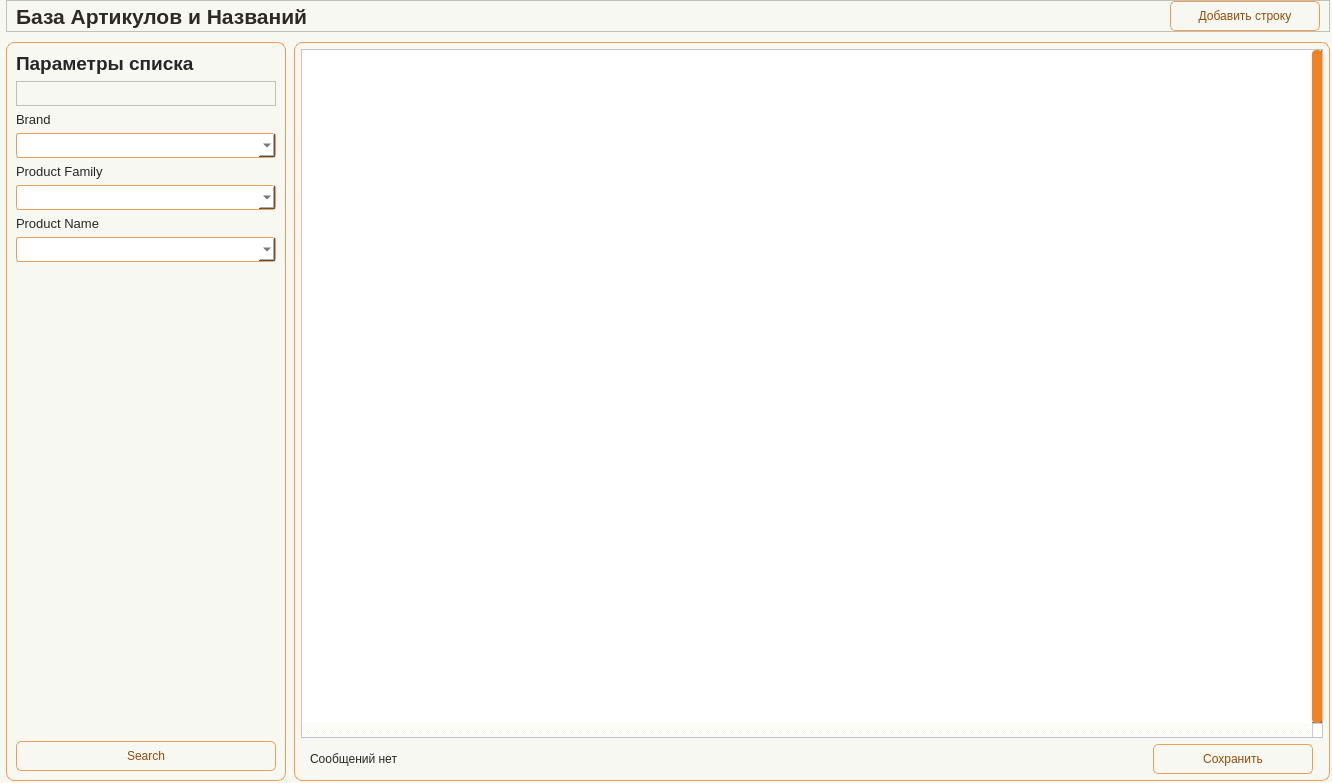
Old version of the form app/ui/windows/prod_articles.ui in the repository Masik84/Procurement_app.
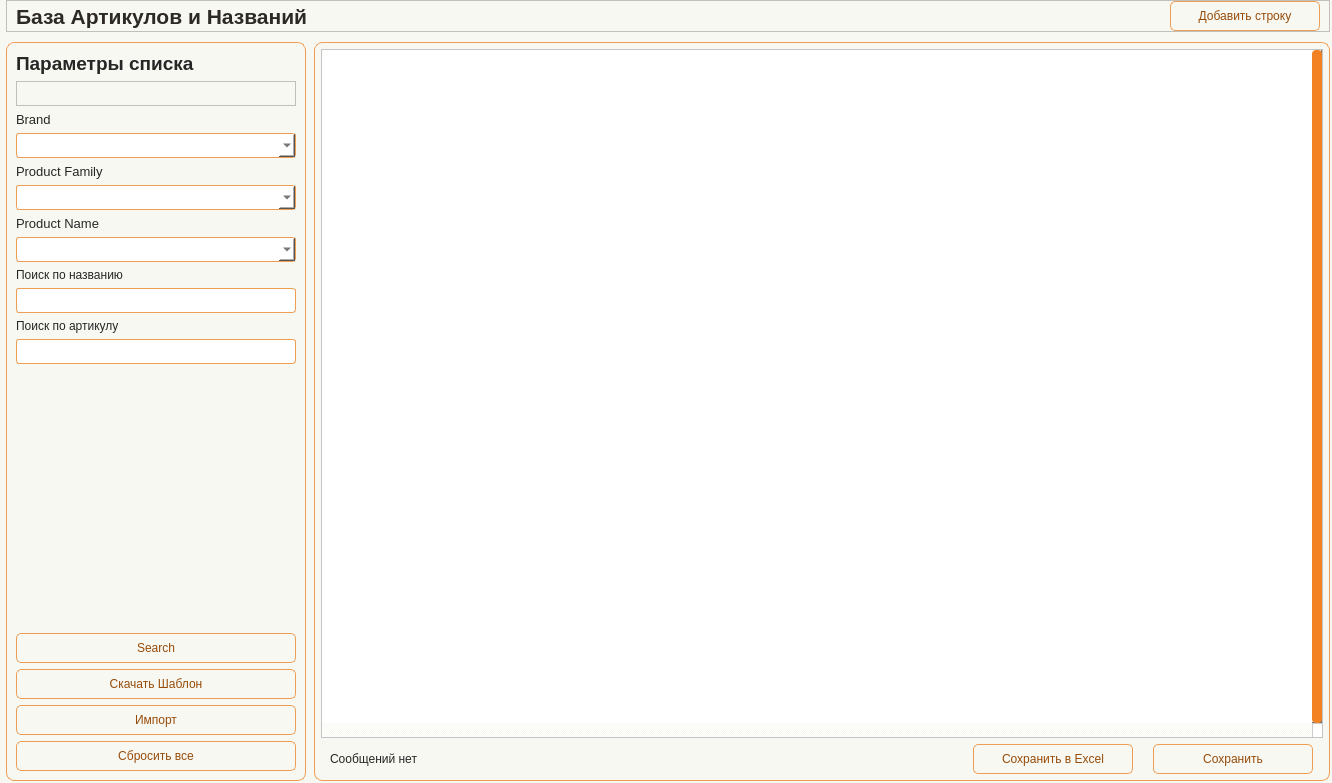
New version of the form. Icons and pictures are not drawn.

Diff of the .ui file:
```diff
--- a/app/ui/windows/prod_articles.ui
+++ b/app/ui/windows/prod_articles.ui
@@ -414,6 +414,52 @@
               </property>
              </widget>
             </item>
+            <item>
+             <widget class="QLabel" name="label">
+              <property name="text">
+               <string>Поиск по названию</string>
+              </property>
+             </widget>
+            </item>
+            <item>
+             <widget class="QLineEdit" name="line_NameSearch">
+              <property name="minimumSize">
+               <size>
+                <width>0</width>
+                <height>25</height>
+               </size>
+              </property>
+              <property name="maximumSize">
+               <size>
+                <width>16777215</width>
+                <height>25</height>
+               </size>
+              </property>
+             </widget>
+            </item>
+            <item>
+             <widget class="QLabel" name="label_2">
+              <property name="text">
+               <string>Поиск по артикулу</string>
+              </property>
+             </widget>
+            </item>
+            <item>
+             <widget class="QLineEdit" name="line_ArticleSearch">
+              <property name="minimumSize">
+               <size>
+                <width>0</width>
+                <height>25</height>
+               </size>
+              </property>
+              <property name="maximumSize">
+               <size>
+                <width>16777215</width>
+                <height>25</height>
+               </size>
+              </property>
+             </widget>
+            </item>
             <item>
              <spacer name="verticalSpacer_filters">
               <property name="orientation">
@@ -450,6 +496,75 @@
               </property>
              </widget>
             </item>
+            <item>
+             <widget class="QPushButton" name="btn_DownFile">
+              <property name="minimumSize">
+               <size>
+                <width>0</width>
+                <height>30</height>
+               </size>
+              </property>
+              <property name="maximumSize">
+               <size>
+                <width>16777215</width>
+                <height>30</height>
+               </size>
+              </property>
+              <property name="text">
+               <string>Скачать Шаблон</string>
+              </property>
+              <property name="icon">
+               <iconset resource="../resource.qrc">
+                <normaloff>:/icon/icon/arrow-down-circle — копия — копия.svg</normaloff>:/icon/icon/arrow-down-circle — копия — копия.svg</iconset>
+              </property>
+             </widget>
+            </item>
+            <item>
+             <widget class="QPushButton" name="btn_Import">
+              <property name="minimumSize">
+               <size>
+                <width>0</width>
+                <height>30</height>
+               </size>
+              </property>
+              <property name="maximumSize">
+               <size>
+                <width>16777215</width>
+                <height>30</height>
+               </size>
+              </property>
+              <property name="text">
+               <string>Импорт</string>
+              </property>
+              <property name="icon">
+               <iconset resource="../resource.qrc">
+                <normaloff>:/icon/icon/arrow-up-circle — копия — копия.svg</normaloff>:/icon/icon/arrow-up-circle — копия — копия.svg</iconset>
+              </property>
+             </widget>
+            </item>
+            <item>
+             <widget class="QPushButton" name="btn_Reset">
+              <property name="minimumSize">
+               <size>
+                <width>0</width>
+                <height>30</height>
+               </size>
+              </property>
+              <property name="maximumSize">
+               <size>
+                <width>16777215</width>
+                <height>30</height>
+               </size>
+              </property>
+              <property name="text">
+               <string>Сбросить все</string>
+              </property>
+              <property name="icon">
+               <iconset resource="../resource.qrc">
+                <normaloff>:/icon/icon/sun — копия — копия.svg</normaloff>:/icon/icon/sun — копия — копия.svg</iconset>
+              </property>
+             </widget>
+            </item>
            </layout>
           </widget>
          </item>
@@ -577,7 +692,7 @@
                 <height>50</height>
                </size>
               </property>
-              <layout class="QHBoxLayout" name="horizontalLayout_4">
+              <layout class="QHBoxLayout" name="horizontalLayout_5">
                <property name="spacing">
                 <number>0</number>
                </property>
@@ -624,6 +739,65 @@
                  </layout>
                 </widget>
                </item>
+               <item>
+                <widget class="QFrame" name="frame_3">
+                 <property name="minimumSize">
+                  <size>
+                   <width>180</width>
+                   <height>30</height>
+                  </size>
+                 </property>
+                 <property name="maximumSize">
+                  <size>
+                   <width>180</width>
+                   <height>30</height>
+                  </size>
+                 </property>
+                 <property name="frameShadow">
+                  <enum>QFrame::Shadow::Raised</enum>
+                 </property>
+                 <layout class="QHBoxLayout" name="horizontalLayout_4">
+                  <property name="spacing">
+                   <number>0</number>
+                  </property>
+                  <property name="leftMargin">
+                   <number>0</number>
+                  </property>
+                  <property name="topMargin">
+                   <number>0</number>
+                  </property>
+                  <property name="rightMargin">
+                   <number>0</number>
+                  </property>
+                  <property name="bottomMargin">
+                   <number>0</number>
+                  </property>
+                  <item>
+                   <widget class="QPushButton" name="btn_SaveExcel">
+                    <property name="minimumSize">
+                     <size>
+                      <width>160</width>
+                      <height>30</height>
+                     </size>
+                    </property>
+                    <property name="maximumSize">
+                     <size>
+                      <width>160</width>
+                      <height>30</height>
+                     </size>
+                    </property>
+                    <property name="text">
+                     <string>Сохранить в Excel</string>
+                    </property>
+                    <property name="icon">
+                     <iconset resource="../resource.qrc">
+                      <normaloff>:/icon/icon/download — копия — копия.svg</normaloff>:/icon/icon/download — копия — копия.svg</iconset>
+                    </property>
+                   </widget>
+                  </item>
+                 </layout>
+                </widget>
+               </item>
                <item>
                 <widget class="QFrame" name="frame_5">
                  <property name="minimumSize">
```
Left out of the diff: 8 changed lines with no effect on the pictures.
